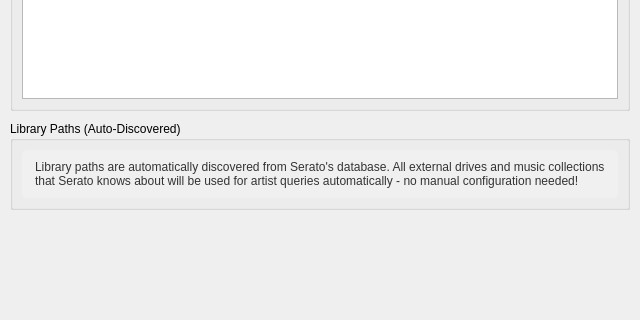
The window that nowplaying/resources/ui/inputs_serato_library.ui (whatsnowplaying/whats-now-playing) describes before a commit, drawn with Qt 5; both pictures show x 0 to 640 and y 160 to 480 of the 640 by 480 pixel window.
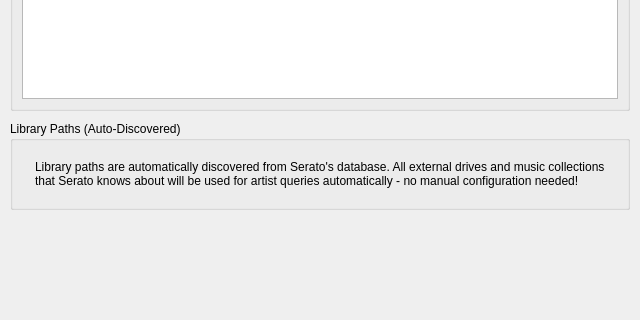
The same window after the commit.

Commit message: Add dark/light mode tray icon with manual override; fix dark mode colors

The edit to the form file:
```diff
--- a/nowplaying/resources/ui/inputs_serato_library.ui
+++ b/nowplaying/resources/ui/inputs_serato_library.ui
@@ -109,7 +109,7 @@
          <bool>true</bool>
         </property>
         <property name="styleSheet">
-         <string>color: #333; padding: 10px; background-color: #f0f0f0; border-radius: 5px;</string>
+         <string>padding: 10px; border-radius: 5px;</string>
         </property>
        </widget>
       </item>
```
The commit also changes 15 other files.
